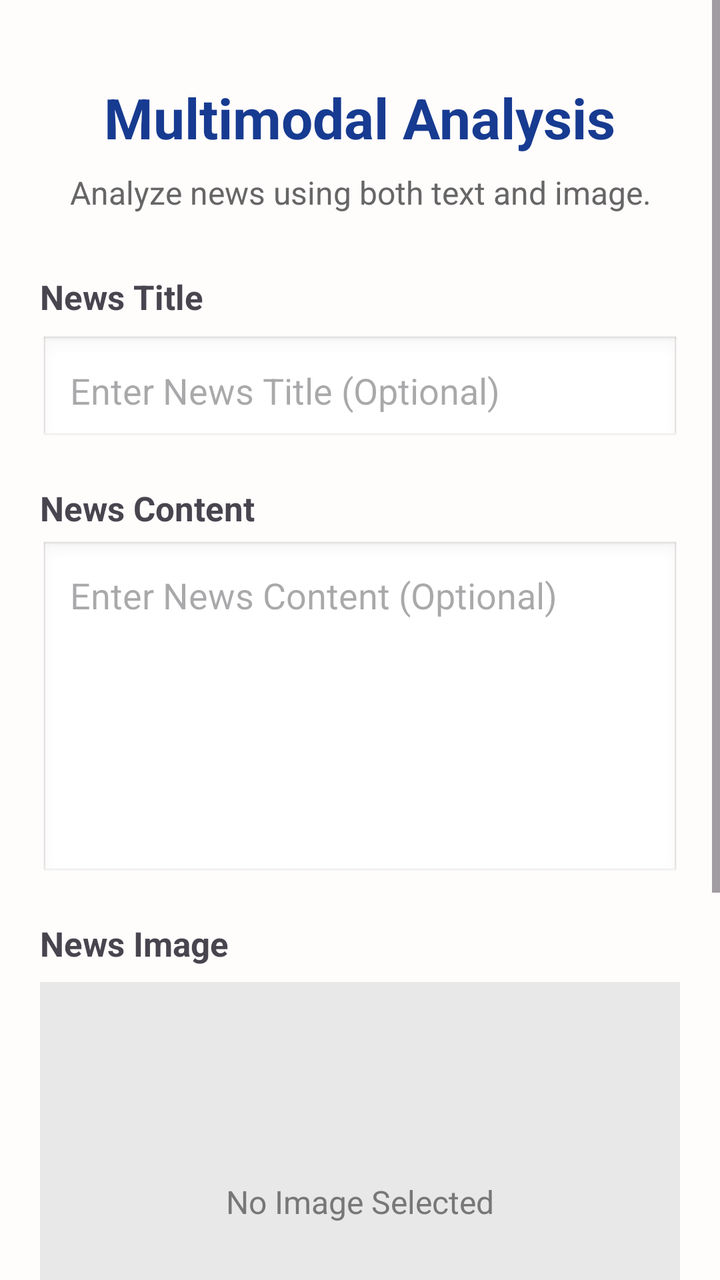
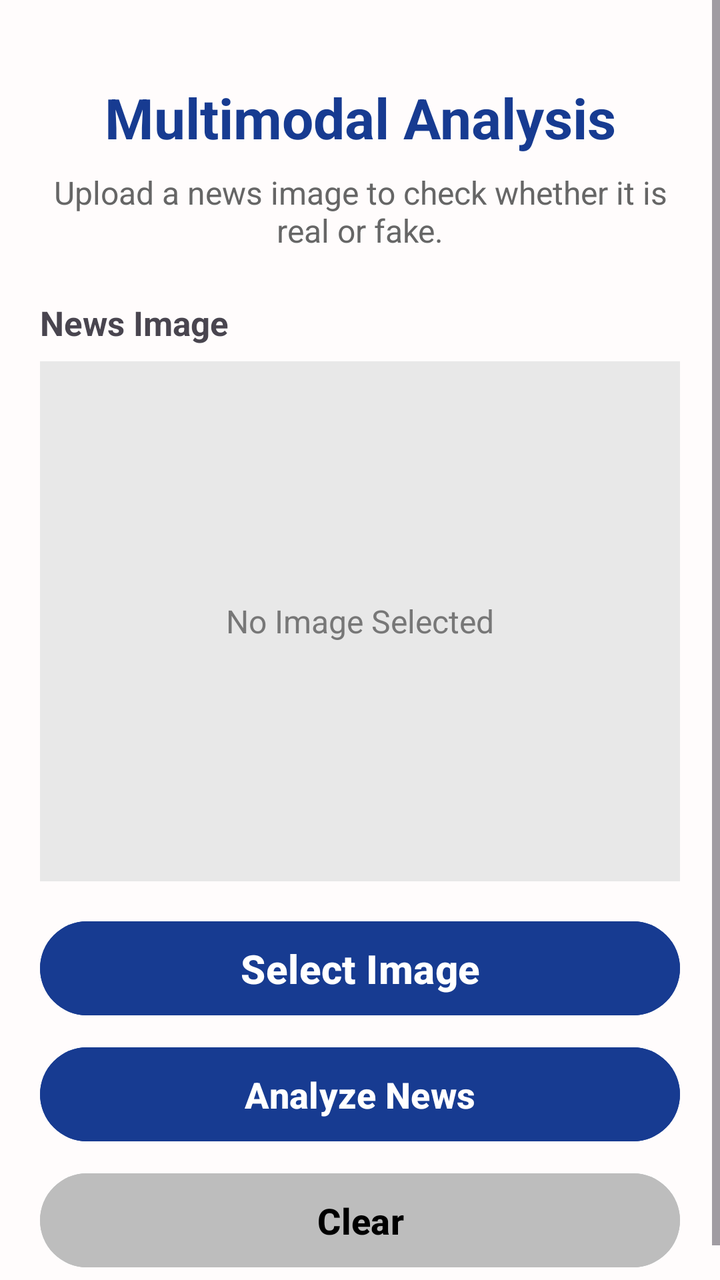

Two renders of the same Android screen: before a commit and after it. Below are the layout's source before the change and the commit's diff.
<!-- AndroidManifest.xml: application theme Theme.FactX -->
<!-- res/layout/activity_multimodal.xml -->
<?xml version="1.0" encoding="utf-8"?>
<ScrollView xmlns:android="http://schemas.android.com/apk/res/android"
    android:layout_width="match_parent"
    android:layout_height="match_parent"
    android:background="#FFFCFC">

    <LinearLayout
        android:layout_width="match_parent"
        android:layout_height="wrap_content"
        android:orientation="vertical"
        android:padding="20dp">

        

        <TextView
            android:layout_width="wrap_content"
            android:layout_height="wrap_content"
            android:text="Multimodal Analysis"
            android:textSize="28sp"
            android:textStyle="bold"
            android:textColor="#173B91"
            android:layout_gravity="center"
            android:layout_marginTop="20dp"/>


        

        <TextView
            android:layout_width="match_parent"
            android:layout_height="wrap_content"
            android:text="Analyze news using both text and image."
            android:textSize="16sp"
            android:textColor="#666666"
            android:gravity="center"
            android:layout_marginTop="8dp"
            android:layout_marginBottom="30dp"/>


        

        <TextView
            android:layout_width="wrap_content"
            android:layout_height="wrap_content"
            android:text="News Title"
            android:textSize="17sp"
            android:textStyle="bold"/>


        <EditText
            android:id="@+id/etTitle"
            android:layout_width="match_parent"
            android:layout_height="55dp"
            android:hint="Enter News Title (Optional)"
            android:padding="15dp"
            android:layout_marginTop="8dp"
            android:background="@android:drawable/edit_text"/>


        

        <TextView
            android:layout_width="wrap_content"
            android:layout_height="wrap_content"
            android:text="News Content"
            android:textSize="17sp"
            android:textStyle="bold"
            android:layout_marginTop="20dp"/>


        <EditText
            android:id="@+id/etNews"
            android:layout_width="match_parent"
            android:layout_height="170dp"
            android:hint="Enter News Content (Optional)"
            android:gravity="top|start"
            android:padding="15dp"
            android:inputType="textMultiLine"
            android:layout_marginTop="5dp"
            android:background="@android:drawable/edit_text"/>


        

        <TextView
            android:layout_width="wrap_content"
            android:layout_height="wrap_content"
            android:text="News Image"
            android:textSize="17sp"
            android:textStyle="bold"
            android:layout_marginTop="20dp"/>


        

        <FrameLayout
            android:id="@+id/imageBox"
            android:layout_width="match_parent"
            android:layout_height="220dp"
            android:layout_marginTop="8dp"
            android:background="#E8E8E8">

            <ImageView
                android:id="@+id/imgPreview"
                android:layout_width="match_parent"
                android:layout_height="match_parent"
                android:padding="8dp"
                android:scaleType="centerInside"
                android:contentDescription="Selected news image"/>

            <TextView
                android:id="@+id/txtImagePlaceholder"
                android:layout_width="wrap_content"
                android:layout_height="wrap_content"
                android:layout_gravity="center"
                android:text="No Image Selected"
                android:textSize="16sp"
                android:textColor="#777777"/>

        </FrameLayout>


        

        <Button
            android:id="@+id/btnSelectImage"
            android:layout_width="match_parent"
            android:layout_height="55dp"
            android:layout_marginTop="12dp"
            android:text="Select Image"
            android:textAllCaps="false"
            android:textSize="20sp"
            android:textStyle="bold"
            android:backgroundTint="#173B91"
            android:textColor="#FFFFFF"/>


        

        <Button
            android:id="@+id/btnAnalyze"
            android:layout_width="match_parent"
            android:layout_height="55dp"
            android:layout_marginTop="5dp"
            android:text="Analyze News"
            android:textAllCaps="false"
            android:textSize="18sp"
            android:textStyle="bold"
            android:backgroundTint="#173B91"
            android:textColor="#FFFFFF"/>


        

        <Button
            android:id="@+id/btnClear"
            android:layout_width="match_parent"
            android:layout_height="55dp"
            android:layout_marginTop="5dp"
            android:text="Clear"
            android:textAllCaps="false"
            android:textSize="18sp"
            android:textStyle="bold"
            android:backgroundTint="#BDBDBD"
            android:textColor="#000000"/>



    </LinearLayout>

</ScrollView>
<!-- resources referenced by this layout -->
<resources>
  <style name="Theme.FactX" parent="Base.Theme.FactX" />
  <style name="Base.Theme.FactX" parent="Theme.Material3.DayNight.NoActionBar">
          
          
      </style>
</resources>

<!-- the commit's change to res/layout/activity_multimodal.xml (unified diff, before → after) -->
@@ -10,92 +10,37 @@
         android:orientation="vertical"
         android:padding="20dp">
 
-        
-
         <TextView
-            android:layout_width="wrap_content"
+            android:layout_width="match_parent"
             android:layout_height="wrap_content"
             android:text="Multimodal Analysis"
             android:textSize="28sp"
             android:textStyle="bold"
             android:textColor="#173B91"
-            android:layout_gravity="center"
-            android:layout_marginTop="20dp"/>
-
-
-        
+            android:gravity="center"
+            android:layout_marginTop="20dp" />
 
         <TextView
             android:layout_width="match_parent"
             android:layout_height="wrap_content"
-            android:text="Analyze news using both text and image."
+            android:text="Upload a news image to check whether it is real or fake."
             android:textSize="16sp"
             android:textColor="#666666"
             android:gravity="center"
             android:layout_marginTop="8dp"
-            android:layout_marginBottom="30dp"/>
-
-
-        
-
-        <TextView
-            android:layout_width="wrap_content"
-            android:layout_height="wrap_content"
-            android:text="News Title"
-            android:textSize="17sp"
-            android:textStyle="bold"/>
-
-
-        <EditText
-            android:id="@+id/etTitle"
-            android:layout_width="match_parent"
-            android:layout_height="55dp"
-            android:hint="Enter News Title (Optional)"
-            android:padding="15dp"
-            android:layout_marginTop="8dp"
-            android:background="@android:drawable/edit_text"/>
-
-
-        
-
-        <TextView
-            android:layout_width="wrap_content"
-            android:layout_height="wrap_content"
-            android:text="News Content"
-            android:textSize="17sp"
-            android:textStyle="bold"
-            android:layout_marginTop="20dp"/>
-
-
-        <EditText
-            android:id="@+id/etNews"
-            android:layout_width="match_parent"
-            android:layout_height="170dp"
-            android:hint="Enter News Content (Optional)"
-            android:gravity="top|start"
-            android:padding="15dp"
-            android:inputType="textMultiLine"
-            android:layout_marginTop="5dp"
-            android:background="@android:drawable/edit_text"/>
-
-
-        
+            android:layout_marginBottom="24dp" />
 
         <TextView
             android:layout_width="wrap_content"
             android:layout_height="wrap_content"
             android:text="News Image"
             android:textSize="17sp"
-            android:textStyle="bold"
-            android:layout_marginTop="20dp"/>
-
-
-        
+            android:textStyle="bold" />
 
         <FrameLayout
             android:id="@+id/imageBox"
             android:layout_width="match_parent"
-            android:layout_height="220dp"
+            android:layout_height="260dp"
             android:layout_marginTop="8dp"
             android:background="#E8E8E8">
 
@@ -104,8 +49,8 @@
                 android:layout_width="match_parent"
                 android:layout_height="match_parent"
                 android:padding="8dp"
-                android:scaleType="centerInside"
-                android:contentDescription="Selected news image"/>
+                android:scaleType="fitCenter"
+                android:contentDescription="Selected news image" />
 
             <TextView
                 android:id="@+id/txtImagePlaceholder"
@@ -114,57 +59,45 @@
                 android:layout_gravity="center"
                 android:text="No Image Selected"
                 android:textSize="16sp"
-                android:textColor="#777777"/>
+                android:textColor="#777777" />
 
         </FrameLayout>
-
-
-        
 
         <Button
             android:id="@+id/btnSelectImage"
             android:layout_width="match_parent"
             android:layout_height="55dp"
-            android:layout_marginTop="12dp"
+            android:layout_marginTop="16dp"
             android:text="Select Image"
             android:textAllCaps="false"
             android:textSize="20sp"
             android:textStyle="bold"
             android:backgroundTint="#173B91"
-            android:textColor="#FFFFFF"/>
-
-
-        
+            android:textColor="#FFFFFF" />
 
         <Button
             android:id="@+id/btnAnalyze"
             android:layout_width="match_parent"
             android:layout_height="55dp"
-            android:layout_marginTop="5dp"
+            android:layout_marginTop="8dp"
             android:text="Analyze News"
             android:textAllCaps="false"
             android:textSize="18sp"
             android:textStyle="bold"
             android:backgroundTint="#173B91"
-            android:textColor="#FFFFFF"/>
-
-
-        
+            android:textColor="#FFFFFF" />
 
         <Button
             android:id="@+id/btnClear"
             android:layout_width="match_parent"
             android:layout_height="55dp"
-            android:layout_marginTop="5dp"
+            android:layout_marginTop="8dp"
             android:text="Clear"
             android:textAllCaps="false"
             android:textSize="18sp"
             android:textStyle="bold"
             android:backgroundTint="#BDBDBD"
-            android:textColor="#000000"/>
-
-
+            android:textColor="#000000" />
 
     </LinearLayout>
-
 </ScrollView>
